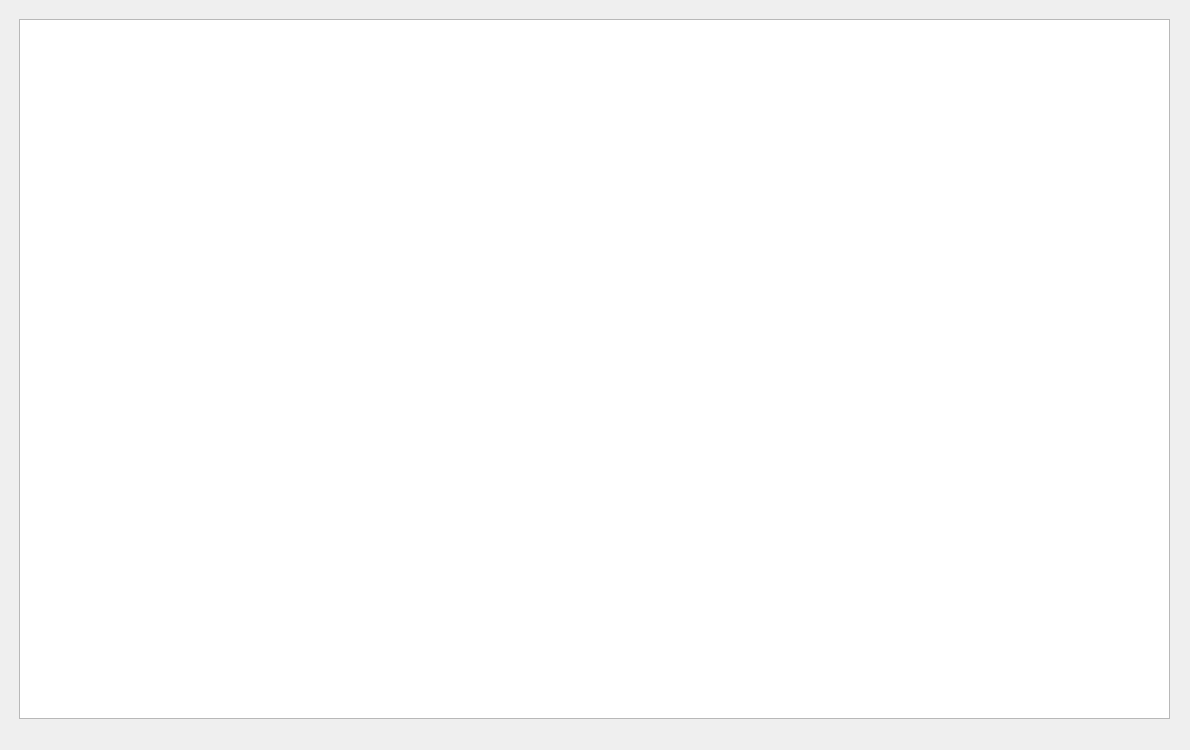
This is TaskWidget.ui in zydxnyy/FileClient as Qt 5 draws it before an edit. The edited form follows.
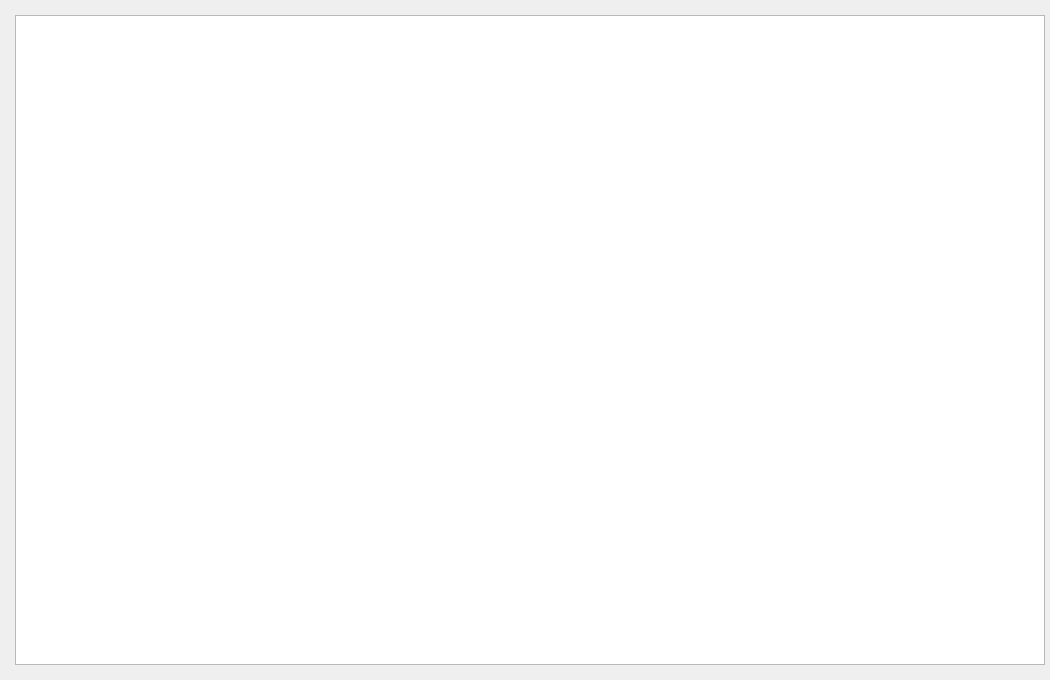
This is the edited form.

Diff of the .ui file:
```diff
--- a/TaskWidget.ui
+++ b/TaskWidget.ui
@@ -6,8 +6,8 @@
    <rect>
     <x>0</x>
     <y>0</y>
-    <width>1190</width>
-    <height>750</height>
+    <width>1050</width>
+    <height>680</height>
    </rect>
   </property>
   <property name="windowTitle">
@@ -16,10 +16,10 @@
   <widget class="QListWidget" name="listWidget">
    <property name="geometry">
     <rect>
-     <x>19</x>
-     <y>19</y>
-     <width>1151</width>
-     <height>700</height>
+     <x>15</x>
+     <y>15</y>
+     <width>1030</width>
+     <height>650</height>
     </rect>
    </property>
   </widget>
```
